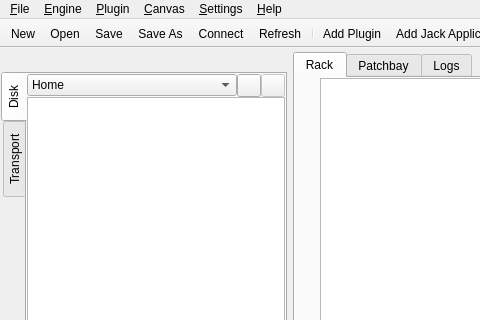
Above: resources/ui/carla_host.ui from falkTX/Carla before the change; both pictures show x 0 to 480 and y 0 to 320 of the 1058 by 716 pixel window. Below: the same form after it.
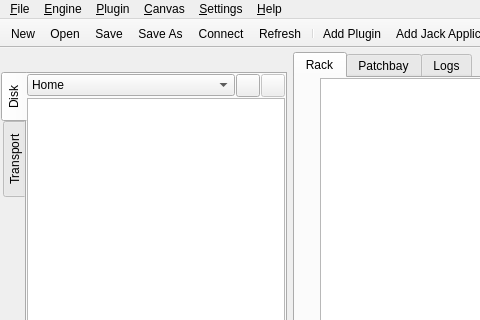
That is the form after the change. Icons and pictures are not drawn. Custom widgets are drawn as their Qt base class.

Commit message: Better buttons look in sidebar fileview

What changed in the file:
```diff
--- a/resources/ui/carla_host.ui
+++ b/resources/ui/carla_host.ui
@@ -406,7 +406,7 @@
          </attribute>
          <layout class="QVBoxLayout" name="verticalLayout_3">
           <property name="spacing">
-           <number>0</number>
+           <number>1</number>
           </property>
           <property name="leftMargin">
            <number>0</number>
```
